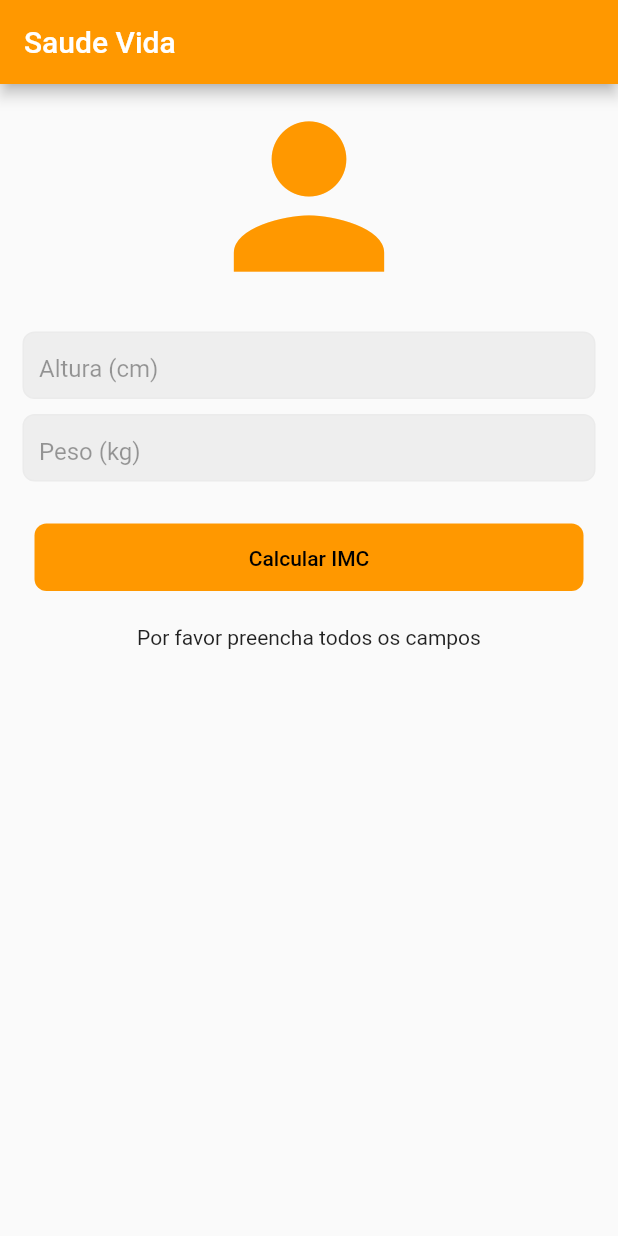
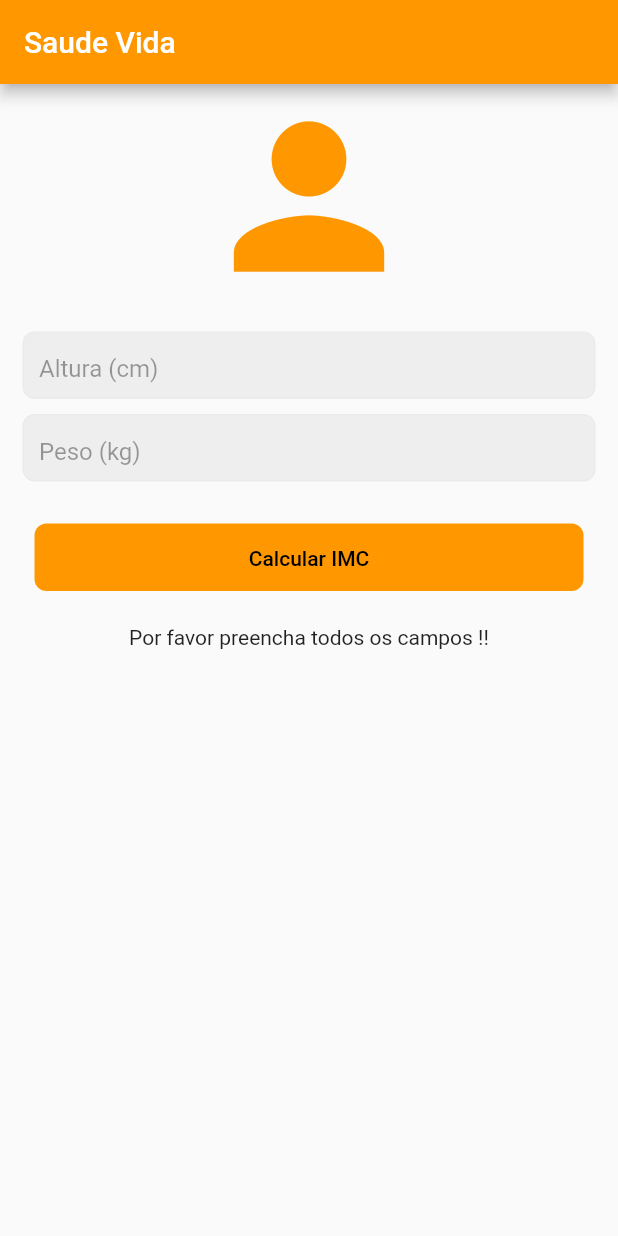
Before and after one commit to davi-sant/imc_app_flutter, a Flutter app: the screen it shows after launch, after a tap on "Calcular IMC", on a phone screen of 412 x 824 dp. Run offline on Flutter 3.47's test engine with Material 2 defaults, Android fonts, the light colour scheme and no system bars.

Commit message:
#feature: add BMI calculation base - add comma and period support in text fields.

```diff
--- a/lib/app/app.dart
+++ b/lib/app/app.dart
@@ -1,16 +1,20 @@
 import 'package:flutter/material.dart';
+import 'package:imc_app_flutter/utils/message_validation.dart';
+import 'package:imc_app_flutter/utils/regex_validation.dart';
 import 'package:imc_app_flutter/utils/texts_controller.dart';
 import 'package:imc_app_flutter/widgets/form_widget.dart';
 
 class App extends StatefulWidget {
-  App({Key? key}) : super(key: key);
+  const App({Key? key}) : super(key: key);
 
   @override
   State<App> createState() => _AppState();
 }
 
 class _AppState extends State<App> {
-  String? msg;
+  String? msg = MessageValidation.msgField;
+
+  @override
   @override
   Widget build(BuildContext context) {
     return Scaffold(
@@ -39,46 +43,79 @@ class _AppState extends State<App> {
                   colorTextButton: Colors.black,
                   fontSizeTextBtton: 14,
                   press: () {
-                    String altura = TextsController.altura.text;
-                    String peso = TextsController.peso.text;
-
-                    setState(() {
-                      altura.isEmpty & peso.isEmpty
-                          ? print(msg = "Por favor preencha todos os campos")
-                          : isNumeric(altura) & isNumeric(peso) == false
-                              ? print(msg = "Por favor digite um numero")
-                              : msg = _calcImc().toString();
-                      _resettext();
-                    });
+                    _validateField();
+                    _resettext();
                   },
                 ),
               ),
             ),
-            Text(msg ?? "info"),
+            Text(
+              msg ?? "info",
+              textAlign: TextAlign.center,
+            ),
           ],
         ),
       ),
     );
   }
 
-  RegExp _numeric = RegExp(r'^-?[0-9]+$');
-
-  RegExp _alpha = RegExp(r'^[a-zA-Z]+$');
-
   _resettext() {
     TextsController.altura.text = "";
     TextsController.peso.text = "";
-    String isEmptyText = "Por favor preencha todos os campos";
+  }
+
+  _validateField() {
+    String altura = TextsController.altura.text;
+    String peso = TextsController.peso.text;
+    String replaceAltura =
+        TextsController.altura.text.replaceAll(",", "").replaceAll(".", "");
+    String replacePeso =
+        TextsController.peso.text.replaceAll(",", "").replaceAll(".", "");
+
+    setState(() {
+      if (altura.isEmpty && peso.isEmpty) {
+        msg = "Por favor preencha todos os campos !!";
+      } else if (isNumeric(replaceAltura) & isNumeric(replacePeso) == false) {
+        msg =
+            "Atenção!! Os valores  indicados não correspondem há um tipo numerico por favor preencha corretamente";
+        return;
+      } else {
+        msg = _calcImc().toString();
+        return;
+      }
+    });
   }
 
   _calcImc() {
-    String altura = TextsController.altura.text;
-    String peso = TextsController.peso.text;
-    double calc = double.parse(altura) + double.parse(peso);
-    return calc;
+    String replaceAltura = TextsController.altura.text.replaceAll(",", ".");
+    String replacePeso = TextsController.peso.text.replaceAll(",", ".");
+    num alturaToDouble = num.parse(replaceAltura);
+    num pesoToDouble = num.parse(replacePeso);
+    num baseCalc = pesoToDouble / (alturaToDouble * alturaToDouble);
+
+    setState(() {
+      if (baseCalc <= 18.5) {
+        msg =
+            "Atenção!! seu IMC ${(baseCalc.toStringAsPrecision(3))} está abaixo da media recomendada - MAGREZA - (0)";
+      } else if (baseCalc >= 18.5 && baseCalc < 24.9) {
+        msg =
+            "Atenção!! seu IMC - ${baseCalc.toStringAsPrecision(3)} está na media recomendada - NORMAL";
+      } else if (baseCalc >= 25.0 && baseCalc < 29.9) {
+        msg =
+            "Atenção!! seu IMC - ${baseCalc.toStringAsPrecision(3)} está acima da media recomendada - OBSIDADE - (I)";
+      } else if (baseCalc >= 30.0 && baseCalc < 39.9) {
+        msg =
+            "Atenção!! seu IMC - ${baseCalc.toStringAsPrecision(3)} está acima da media recomendada - OBSIDADE - (II)";
+      } else if (baseCalc > 39.9) {
+        msg =
+            "Atenção!! seu IMC - ${baseCalc.toStringAsPrecision(3)} está acima da media recomendada - OBSIDADE - (III)";
+      }
+    });
+    String result = msg!;
+    return result;
   }
 
   bool isNumeric(String str) {
-    return _numeric.hasMatch(str);
+    return RegexValidation.float.hasMatch(str);
   }
 }
--- a/lib/main.dart
+++ b/lib/main.dart
@@ -15,7 +15,7 @@ class MyApp extends StatelessWidget {
       theme: ThemeData(
         primaryColor: Colors.orange,
       ),
-      home: App(),
+      home: const App(),
     );
   }
 }
--- /dev/null
+++ b/lib/utils/message_validation.dart
@@ -0,0 +1,3 @@
+class MessageValidation {
+  static String? msgField;
+}
--- /dev/null
+++ b/lib/utils/regex_validation.dart
@@ -0,0 +1,12 @@
+import 'package:imc_app_flutter/utils/texts_controller.dart';
+
+class RegexValidation {
+  static RegExp numeric = RegExp(r'^-?[0-9]+$');
+  static RegExp float =
+      RegExp(r'^(?:-?(?:[0-9]+))?(?:\.[0-9]*)?(?:[eE][\+\-]?(?:[0-9]+))?$');
+
+  static String altura =
+      TextsController.altura.text.replaceAll(",", "").replaceAll(".", "");
+  static String peso =
+      TextsController.peso.text.replaceAll(",", "").replaceAll(".", "");
+}
```
